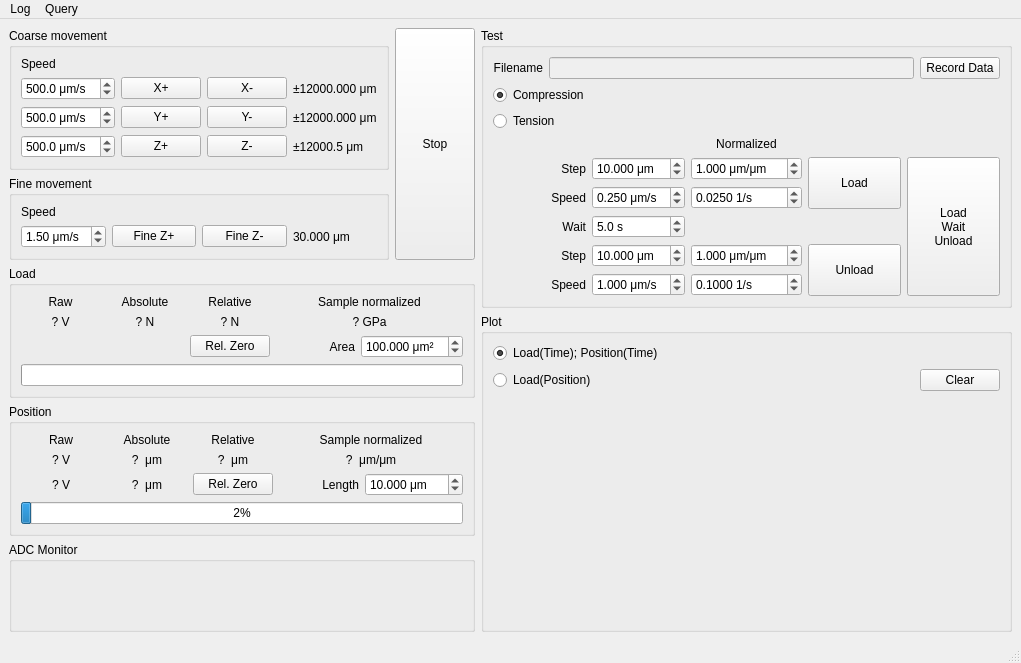
Above: python/src/MicroDeform/main_window.ui from jove1/MicroDeform before the change. Below: the same form after it.
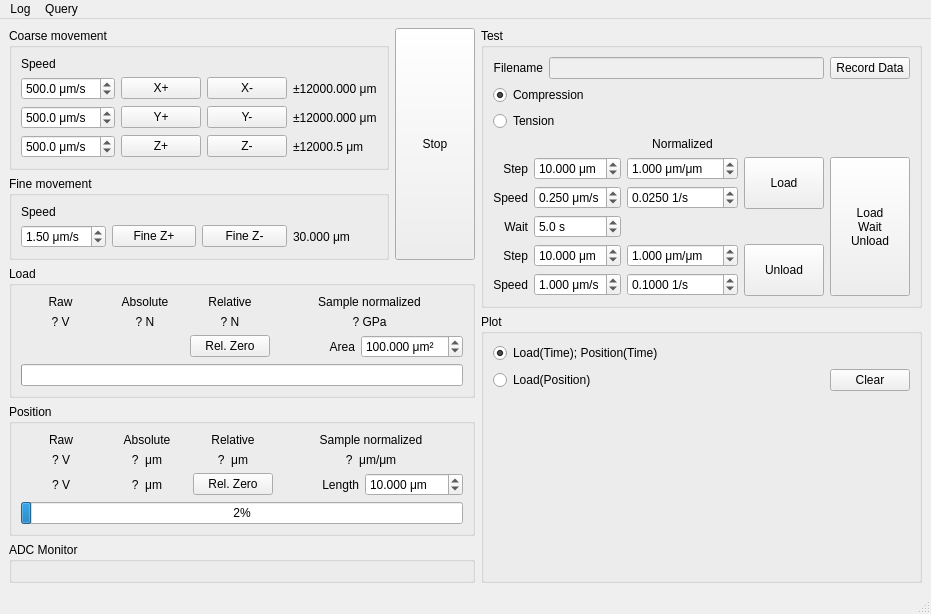
That is the form after the change. Custom widgets are drawn as their Qt base class.

Commit message: parameterize coarse Z micro-stepping

What changed in the file:
```diff
--- a/python/src/MicroDeform/main_window.ui
+++ b/python/src/MicroDeform/main_window.ui
@@ -2,14 +2,6 @@
 <ui version="4.0">
  <class>MainWindow</class>
  <widget class="QMainWindow" name="MainWindow">
-  <property name="geometry">
-   <rect>
-    <x>0</x>
-    <y>0</y>
-    <width>1021</width>
-    <height>663</height>
-   </rect>
-  </property>
   <property name="focusPolicy">
    <enum>Qt::StrongFocus</enum>
   </property>
```
The commit also changes 2 other files.
